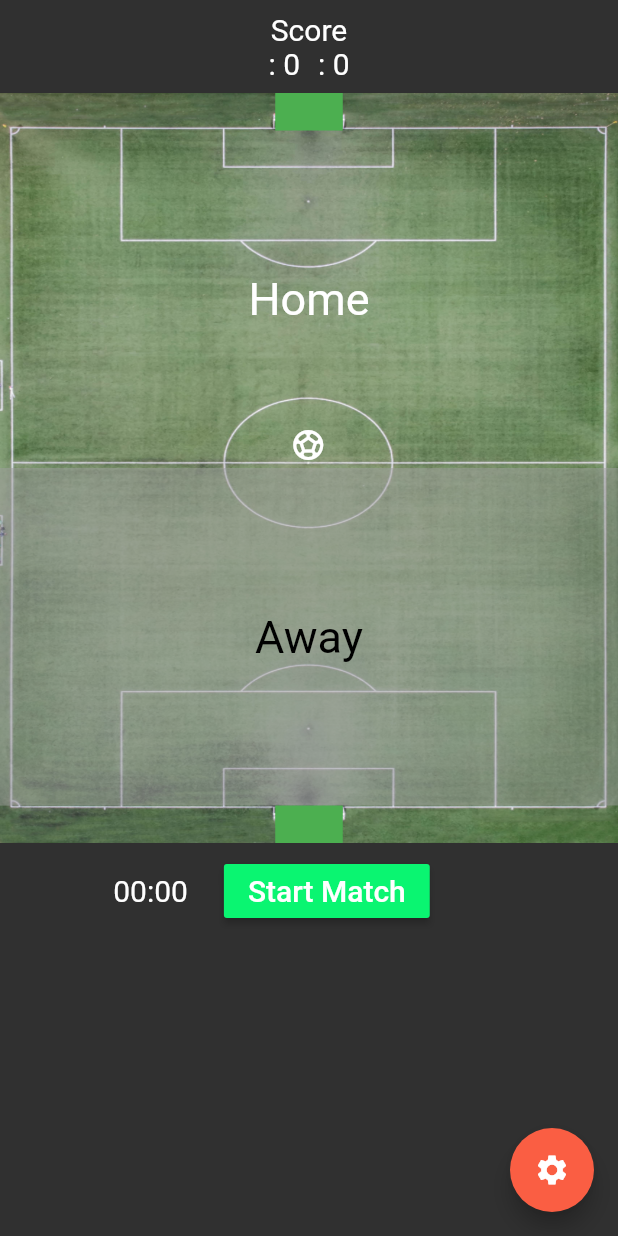
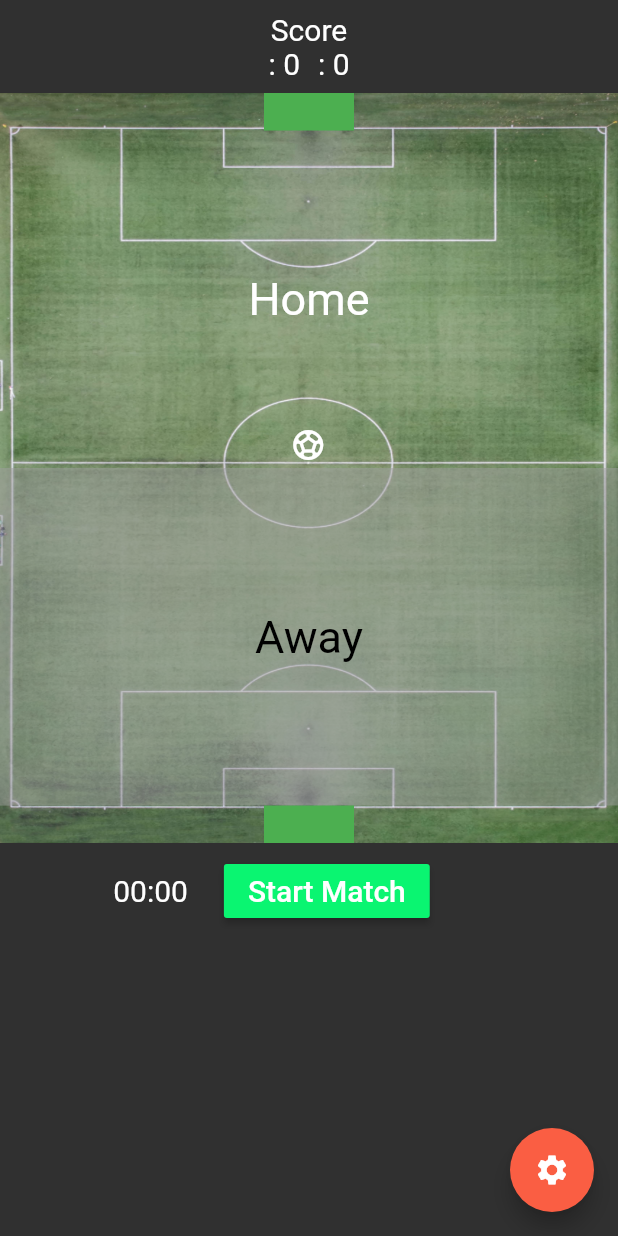
Before and after one commit to mariusschroeter/simple-football-tracker, a Flutter app: the AddMatchStartMatchScreen screen opened directly with empty values, on a phone screen of 412 x 824 dp. Run offline on Flutter 3.47's test engine with Material 2 defaults, Android fonts, the phone set to English and light mode, and no system bars; our stand-ins replace flutter_svg; network calls fail; Roboto replaces fonts that are missing (Georgia).

Commit message:
#new tab for statistics #PROBLEM: whole screen as widget (tab) seems hard

```diff
--- a/lib/screens/add_match_start_match.screen.dart
+++ b/lib/screens/add_match_start_match.screen.dart
@@ -14,6 +14,8 @@ import 'package:football_provider_app/widgets/fieldzone.dart';
 import 'package:football_provider_app/widgets/text_elements.dart';
 
 class AddMatchStartMatchScreen extends StatefulWidget {
+  static const routeName = '/start-match';
+
   AddMatchStartMatchScreen({
     this.homeTeam,
     this.awayTeam,
@@ -370,7 +372,7 @@ class _AddMatchStartMatchScreenState extends State<AddMatchStartMatchScreen> {
       });
     } else {
       setState(() {
-        _awayTeamShots = _homeTeamShots + 1;
+        _awayTeamShots = _awayTeamShots + 1;
         if (isGoal) {
           _awayTeamGoals = _awayTeamGoals + 1;
           _switchTeamBallPossession(isHome: false, isInit: true);
@@ -398,6 +400,10 @@ class _AddMatchStartMatchScreenState extends State<AddMatchStartMatchScreen> {
     }
   }
 
+  //switch between tabs
+  int _currentIndex = 0;
+  final List<Widget> _children = [];
+
   @override
   Widget build(BuildContext context) {
     double statusBarHeight = MediaQuery.of(context).padding.top;
@@ -412,6 +418,19 @@ class _AddMatchStartMatchScreenState extends State<AddMatchStartMatchScreen> {
     final extraTime =
         _isExtraTime ? _printDuration(Duration(seconds: _extraTime)) : null;
     return Scaffold(
+      // bottomNavigationBar: BottomNavigationBar(
+      //   currentIndex: 0, // this will be set when a new tab is tapped
+      //   items: [
+      //     BottomNavigationBarItem(
+      //       label: 'Match',
+      //       icon: Icon(Icons.sports_soccer),
+      //     ),
+      //     BottomNavigationBarItem(
+      //       label: 'Stats',
+      //       icon: Icon(Icons.data_usage),
+      //     ),
+      //   ],
+      // ),
       body: SingleChildScrollView(
         child: Padding(
           padding: EdgeInsets.only(top: statusBarHeight),
--- a/lib/widgets/add_match_button.dart
+++ b/lib/widgets/add_match_button.dart
@@ -8,7 +8,6 @@ class AddMatchButton extends StatelessWidget {
     return FloatingActionButton(
       onPressed: () async {
         Scaffold.of(context).removeCurrentSnackBar();
-        //Add Screen on top of the stack and save the match result
         var matchResponse =
             await Navigator.push(context, MaterialPageRoute(builder: (context) {
           return AddMatchPostMatchScreen();
--- a/lib/widgets/match_goal.dart
+++ b/lib/widgets/match_goal.dart
@@ -12,7 +12,7 @@ class MatchGoal extends StatelessWidget {
       builder: (context, candidates, rejects) {
         return Container(
           height: 25,
-          width: 45,
+          width: 60,
           color: Colors.green,
         );
       },
```
